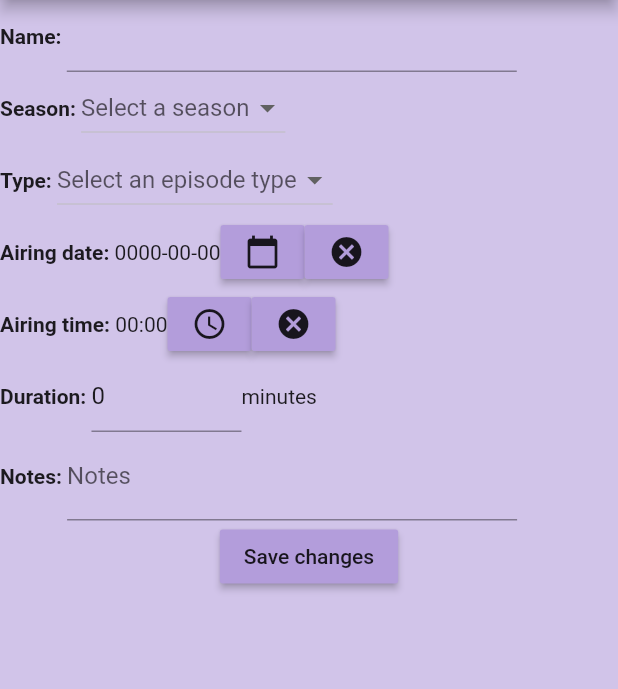
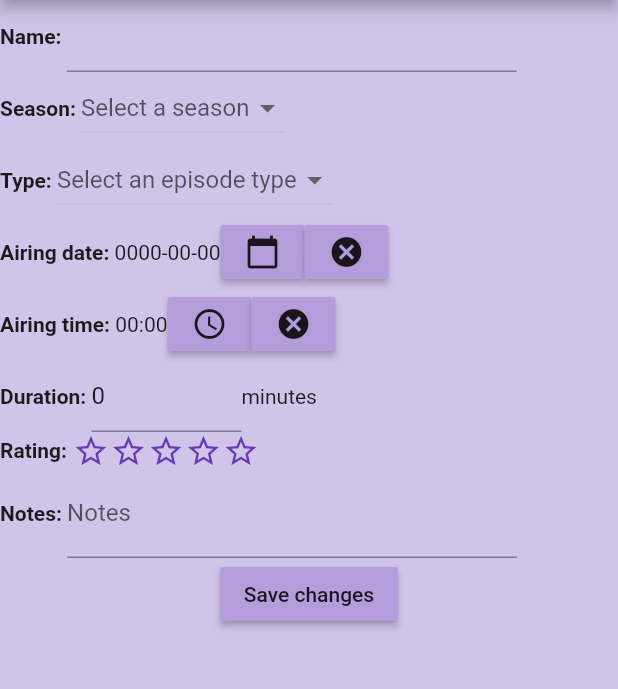
Before and after one commit to ericomoura/epitrack, a Flutter app: the EditEpisodeScreen screen opened directly with empty values, on a phone screen of 412 x 824 dp, the part 84-773 px from its top. Run offline on Flutter 3.47's test engine with Material 2 defaults, Android fonts, the phone set to English and light mode, and no system bars; drawn by our look-alikes of smooth_star_rating; generated files the repository leaves out were written again.

Commit message:
Added star rating to episodes

```diff
--- a/lib/main.dart
+++ b/lib/main.dart
@@ -6,6 +6,7 @@ import 'package:flutter/services.dart';
 import 'package:path_provider/path_provider.dart';
 import 'package:json_annotation/json_annotation.dart';
 import 'package:intl/intl.dart';
+import 'package:smooth_star_rating/smooth_star_rating.dart';
 
 part 'main.g.dart';
 
@@ -807,6 +808,7 @@ class _NewEpisodeScreenState extends State<NewEpisodeScreen>{
   String _newEpisodeNotes = '';
   int _numberOfEpisodes = 0;
   int _episodeInterval = 0;  // Days between episodes in a batch
+  double _episodeRating;
 
   _NewEpisodeScreenState(this._show){
     // Builds list of seasons
@@ -985,6 +987,15 @@ class _NewEpisodeScreenState extends State<NewEpisodeScreen>{
             )),
             Text('minutes')
           ]),
+          Row(children: [  // Rating
+            Text('Rating: ', style: Constants.textStyleLabels),
+            SmoothStarRating(
+              allowHalfRating: true,
+              onRated: (value){
+                this._episodeRating = value;
+              }
+            ),
+          ]),
           Row(children: [  // Notes
             Text('Notes: ', style: Constants.textStyleLabels),
             Container(width: 300, child: TextFormField(
@@ -1009,10 +1020,11 @@ class _NewEpisodeScreenState extends State<NewEpisodeScreen>{
                   type: this._selectedType == null ? Constants.EPISODETYPES['Episode'] : this._selectedType,  // Defaults to type 'Episode'
                   airingDateAndTime: this._selectedDateAndTime,
                   durationMinutes: this._newEpisodeDuration,
-                  notes: this._newEpisodeNotes
+                  notes: this._newEpisodeNotes,
+                  rating: this._episodeRating
                 );
 
-                Utils.saveShowsToJson();  // Saves to persistent storage
+                Utils.saveShowsToJson();
                 Navigator.pop(context);
               }
               else{  // Form isn't okay
@@ -1192,6 +1204,15 @@ class _NewEpisodeScreenState extends State<NewEpisodeScreen>{
             )),
             Text('minutes')
           ]),
+          Row(children: [  // Rating
+            Text('Rating: ', style: Constants.textStyleLabels),
+            SmoothStarRating(
+              allowHalfRating: true,
+              onRated: (value){
+                this._episodeRating = value;
+              }
+            )
+          ]),
           Row(children: [  // Notes
             Text('Notes: ', style: Constants.textStyleLabels),
             Container(width: 300, child: TextFormField(
@@ -1212,7 +1233,6 @@ class _NewEpisodeScreenState extends State<NewEpisodeScreen>{
 
                 DateAndTime currentAiringDate = _selectedDateAndTime;  // Date that'll be incremented
                 for(int i = 0; i < this._numberOfEpisodes; i++){
-                  print(i);  //debug
                   this._show.addEpisode(
                     name: this._newEpisodeName,
                     season: this._selectedSeason,
@@ -1225,7 +1245,8 @@ class _NewEpisodeScreenState extends State<NewEpisodeScreen>{
                       minute: currentAiringDate.minute
                     ),
                     durationMinutes: this._newEpisodeDuration,
-                    notes: this._newEpisodeNotes
+                    notes: this._newEpisodeNotes,
+                    rating: this._episodeRating
                   );
 
                   currentAiringDate.addTime(this._episodeInterval, 0, 0);
@@ -1311,6 +1332,14 @@ class _EpisodeDetailsScreenState extends State<EpisodeDetailsScreen>{
             Text('Duration: ', style: Constants.textStyleLabels),
             Text((this._episode.getDurationMinutes() == null ? '-' : '${this._episode.getDurationMinutes()} minutes'))
           ]),
+          Row(children: [
+            Text('Rating: ', style: Constants.textStyleLabels),
+            SmoothStarRating(
+              starCount: 5,
+              isReadOnly: true,
+              rating: this._episode.getRating()
+            )
+          ]),
           Row(children: [  // Notes
             Text('Notes: ', style: Constants.textStyleLabels),
             Container(width: 300, child: Text(this._episode.getNotes()))
@@ -1358,6 +1387,7 @@ class _EditEpisodeScreenState extends State<EditEpisodeScreen>{
   String _selectedType;  // Episode type currently selected in the dropdown menu
   DateAndTime _selectedDateAndTime = DateAndTime();  //Date and time currently selected
   String _episodeNotes;
+  double _episodeRating;
 
   _EditEpisodeScreenState(this._episode){
     // Builds list of all seasons
@@ -1373,6 +1403,7 @@ class _EditEpisodeScreenState extends State<EditEpisodeScreen>{
     this._selectedType = this._episode.getType();
     this._selectedDateAndTime = this._episode.getAiringDateAndTime();
     this._episodeNotes = this._episode.getNotes();
+    this._episodeRating = this._episode.getRating();
   }
 
   @override
@@ -1534,6 +1565,16 @@ class _EditEpisodeScreenState extends State<EditEpisodeScreen>{
             )),
             Text('minutes')
           ]),
+          Row(children: [  // Rating
+            Text('Rating: ', style: Constants.textStyleLabels),
+            SmoothStarRating(
+              allowHalfRating: true,
+              rating: this._episodeRating,
+              onRated: (value){
+                this._episodeRating = value;
+              }
+            )
+          ]),
           Row(children: [  // Notes
             Text('Notes: ', style: Constants.textStyleLabels),
             Container(width: 300, child: TextFormField(
@@ -1560,6 +1601,7 @@ class _EditEpisodeScreenState extends State<EditEpisodeScreen>{
                   this._episode.setAiringDateAndTime(this._selectedDateAndTime);
                   this._episode.setDurationMinutes(this._episodeDuration);
                   this._episode.setNotes(this._episodeNotes);
+                  this._episode.setRating(this._episodeRating);
 
                   Utils.saveShowsToJson();
                   Navigator.pop(context);
@@ -1582,7 +1624,8 @@ class _EditEpisodeScreenState extends State<EditEpisodeScreen>{
                     watched: this._episode.getWatched(),
                     airingDateAndTime: this._selectedDateAndTime,
                     durationMinutes: this._episodeDuration,
-                    notes: this._episodeNotes
+                    notes: this._episodeNotes,
+                    rating: this._episodeRating
                   );
 
                   Utils.saveShowsToJson();
@@ -1685,7 +1728,7 @@ class Show {
 
   List<Episode> getEpisodes() => this.episodes;
   // Adds a new episode using the appropriate episode number
-  void addEpisode({String name, Season season, String type, bool watched, DateAndTime airingDateAndTime, int durationMinutes, String notes}){
+  void addEpisode({String name, Season season, String type, bool watched, DateAndTime airingDateAndTime, int durationMinutes, String notes, double rating}){
     if(season == null || season.getName() == "No season"){  // No season selected, use show's base episode list
       int nextEpisodeNumber;
       Iterable<Episode> sameTypeEpisodes = this.episodes.where( (episode){return episode.getType() == (type ==  null ? 'E' : type);} );
@@ -1703,7 +1746,8 @@ class Show {
         watched: watched,
         airingDateAndTime: airingDateAndTime,
         durationMinutes: durationMinutes,
-        notes: notes
+        notes: notes,
+        rating: rating
       ));
     }
     else{  // Calls the season's addEpisode() function
@@ -1713,7 +1757,8 @@ class Show {
         watched: watched,
         airingDateAndTime: airingDateAndTime,
         durationMinutes: durationMinutes,
-        notes: notes
+        notes: notes,
+        rating: rating
       );
     }
   }
@@ -1806,7 +1851,7 @@ class Season{
 
   List<Episode> getEpisodes() => this.episodes;
   // Adds a new episode using the appropriate season number
-  void addEpisode({String name, String type='E', bool watched, DateAndTime airingDateAndTime, int durationMinutes, String notes}){
+  void addEpisode({String name, String type='E', bool watched, DateAndTime airingDateAndTime, int durationMinutes, String notes, double rating}){
     int nextEpisodeNumber;
     List<Episode> sameTypeEpisodes = this.episodes.where( (episode){return episode.getType() == type;} ).toList();
 
@@ -1823,7 +1868,8 @@ class Season{
       watched: watched,
       airingDateAndTime: airingDateAndTime,
       durationMinutes: durationMinutes,
-      notes: notes
+      notes: notes,
+      rating: rating
     ));
   }
 
@@ -1867,8 +1913,9 @@ class Episode{
   @JsonKey(toJson: Utils.parentSeasonToJson)
   Season parentSeason;  // Reference to the season which contains this episode. If null, episode has no season.
   String notes;
-
-  Episode(this.number, Show parentShow, Season parentSeason, {this.name="", this.type, this.watched=false, this.airingDateAndTime, this.durationMinutes, this.notes=""}){
+  double rating;
+
+  Episode(this.number, Show parentShow, Season parentSeason, {this.name="", this.type, this.watched=false, this.airingDateAndTime, this.durationMinutes, this.notes="", this.rating}){
     this.setParentShow(parentShow);
     this.setParentSeason(parentSeason);
     this.type = this.type == null ? Constants.EPISODETYPES['Episode'] : this.type;
@@ -1901,6 +1948,25 @@ class Episode{
 
   String getNotes() => this.notes;
   void setNotes(String newNote) => this.notes = newNote;
+
+  double getRating() => this.rating;
+  void setRating(double newRating){
+    double adjustedRating;
+
+    // Adjusts rating to closest valid value
+    if(newRating > Constants.ratingMax){  // Caps at max
+      adjustedRating = Constants.ratingMax.toDouble();
+    }
+    else if(newRating < Constants.ratingMin){  // Caps at min
+      adjustedRating = Constants.ratingMin.toDouble();
+    }
+    else{  // Rounds to nearest multiple of 'ratingStep'
+      adjustedRating = ((newRating/Constants.ratingStep).roundToDouble() * Constants.ratingStep);
+    }
+
+    // Updates rating
+    this.rating = adjustedRating;
+  }
 
   String toString() => (this.getParentSeason() == null ? '': 'S${this.getParentSeason().getNumber()}')
     + '${this.getType()}${this.getNumber()}'
@@ -2029,6 +2095,10 @@ class Constants{
 
   static int minYear = -5000;
   static int maxYear = 5000;
+
+  static int ratingMax = 5;
+  static int ratingMin = 0;
+  static double ratingStep = 0.5;  // 0.5 allows half stars, 1 only allows full stars
 
   static String appbarPrefix = 'Epitrack | ';
 
--- a/pubspec.yaml
+++ b/pubspec.yaml
@@ -29,6 +29,7 @@ dependencies:
   json_annotation:
   path_provider:
   intl:
+  smooth_star_rating:
 
 dev_dependencies:
   flutter_test:
```
Also changed, not shown: lib/main.g.dart, pubspec.lock.
